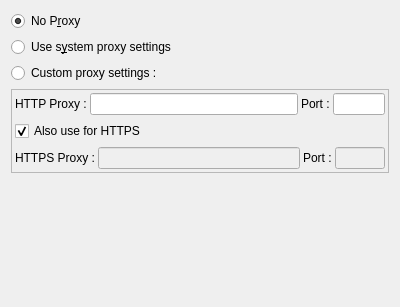
Qt form ui/settingsmanager/qqnetworksettings.ui (dguihal/quteqoin) before a commit.
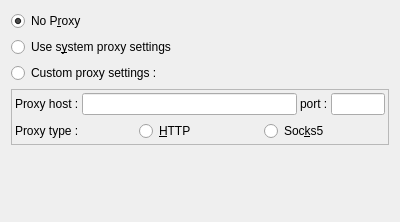
The same form after that commit.

```diff
--- a/ui/settingsmanager/qqnetworksettings.ui
+++ b/ui/settingsmanager/qqnetworksettings.ui
@@ -7,7 +7,7 @@
     <x>0</x>
     <y>0</y>
     <width>400</width>
-    <height>307</height>
+    <height>222</height>
    </rect>
   </property>
   <property name="windowTitle">
@@ -89,12 +89,16 @@
             </sizepolicy>
            </property>
            <property name="text">
-            <string>HTTP Proxy :</string>
+            <string>Proxy host :</string>
            </property>
           </widget>
          </item>
          <item>
-          <widget class="QLineEdit" name="httpProxyHostLE"/>
+          <widget class="QLineEdit" name="proxyHostLE">
+           <property name="clearButtonEnabled">
+            <bool>true</bool>
+           </property>
+          </widget>
          </item>
          <item>
           <widget class="QLabel" name="label_2">
@@ -105,7 +109,7 @@
             </sizepolicy>
            </property>
            <property name="text">
-            <string>Port :</string>
+            <string>port :</string>
            </property>
           </widget>
          </item>
@@ -117,12 +121,6 @@
              <verstretch>0</verstretch>
             </sizepolicy>
            </property>
-           <property name="inputMask">
-            <string>00000</string>
-           </property>
-           <property name="maxLength">
-            <number>5</number>
-           </property>
           </widget>
          </item>
         </layout>
@@ -147,85 +145,23 @@
           <number>3</number>
          </property>
          <item>
-          <widget class="QCheckBox" name="httpsAsHttpCB">
-           <property name="text">
-            <string>Also use for HTTPS</string>
-           </property>
-           <property name="checked">
-            <bool>true</bool>
-           </property>
-          </widget>
-         </item>
-        </layout>
-       </widget>
-      </item>
-      <item>
-       <widget class="QWidget" name="widget_3" native="true">
-        <layout class="QHBoxLayout" name="horizontalLayout_3" stretch="1,4,1,1">
-         <property name="spacing">
-          <number>3</number>
-         </property>
-         <property name="leftMargin">
-          <number>3</number>
-         </property>
-         <property name="topMargin">
-          <number>3</number>
-         </property>
-         <property name="rightMargin">
-          <number>3</number>
-         </property>
-         <property name="bottomMargin">
-          <number>3</number>
-         </property>
-         <item>
           <widget class="QLabel" name="label_3">
-           <property name="sizePolicy">
-            <sizepolicy hsizetype="Fixed" vsizetype="Preferred">
-             <horstretch>0</horstretch>
-             <verstretch>0</verstretch>
-            </sizepolicy>
-           </property>
            <property name="text">
-            <string>HTTPS Proxy :</string>
+            <string>Proxy type :</string>
            </property>
           </widget>
          </item>
          <item>
-          <widget class="QLineEdit" name="httpsProxyHostLE">
-           <property name="enabled">
-            <bool>false</bool>
-           </property>
-          </widget>
-         </item>
-         <item>
-          <widget class="QLabel" name="label_4">
-           <property name="sizePolicy">
-            <sizepolicy hsizetype="Fixed" vsizetype="Preferred">
-             <horstretch>0</horstretch>
-             <verstretch>0</verstretch>
-            </sizepolicy>
-           </property>
+          <widget class="QRadioButton" name="proxyIsHTTPRB">
            <property name="text">
-            <string>Port :</string>
+            <string>&amp;HTTP</string>
            </property>
           </widget>
          </item>
          <item>
-          <widget class="QLineEdit" name="httpsProxyPortLE">
-           <property name="enabled">
-            <bool>false</bool>
-           </property>
-           <property name="sizePolicy">
-            <sizepolicy hsizetype="Expanding" vsizetype="Fixed">
-             <horstretch>0</horstretch>
-             <verstretch>0</verstretch>
-            </sizepolicy>
-           </property>
-           <property name="inputMask">
-            <string>00000</string>
-           </property>
-           <property name="maxLength">
-            <number>5</number>
+          <widget class="QRadioButton" name="proxyIsSocks5RB">
+           <property name="text">
+            <string>Soc&amp;ks5</string>
            </property>
           </widget>
          </item>
```
Left out of the diff: 37 changed lines with no effect on the pictures.
